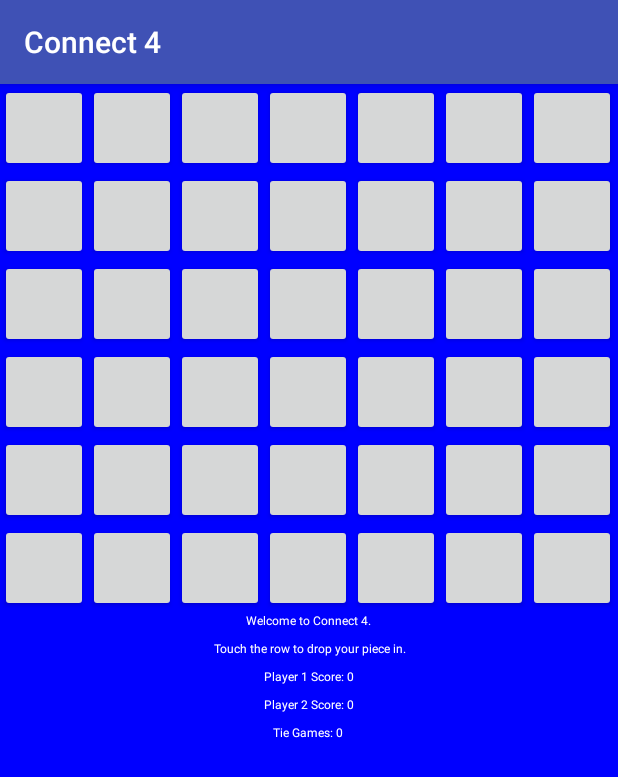
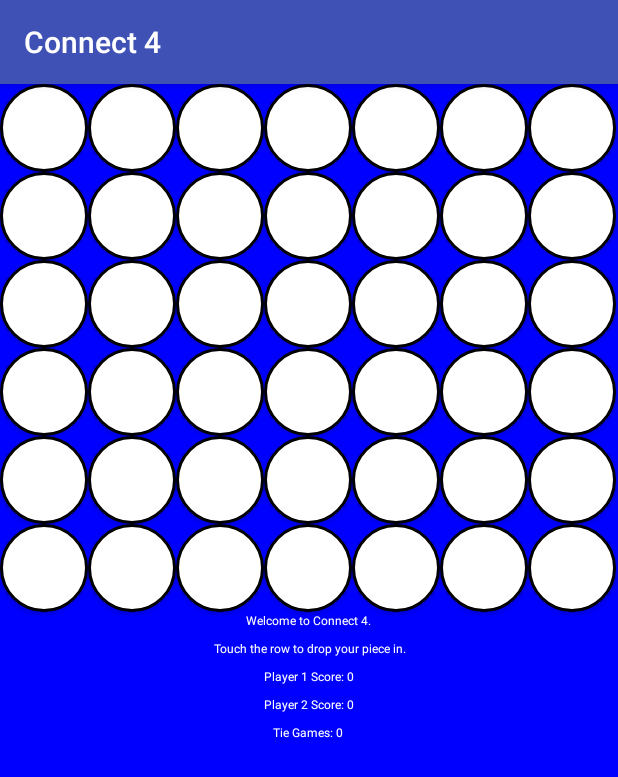
Before and after one commit to muzakkirbhatt/EM2Arcade, an Android app: the ConnectActivity screen opened directly, with no data from a screen before it, on a phone screen of 412 x 824 dp. Shown: the top 777 px of the screen. Run offline under Robolectric (Android 15) with nearby library versions, the phone set to English and light mode, and no system bars; Roboto replaces fonts that are not available here.

Commit message:
Score updates and dialog boxes fixed

```diff
--- a/app/src/main/java/com/example/mbhatt1/em2arcade/ConnectActivity.java
+++ b/app/src/main/java/com/example/mbhatt1/em2arcade/ConnectActivity.java
@@ -1,6 +1,7 @@
 package com.example.mbhatt1.em2arcade;
 
 import android.content.DialogInterface;
+import android.content.SharedPreferences;
 import android.graphics.Color;
 import android.graphics.Point;
 import android.os.Build;
@@ -15,12 +16,18 @@ public class ConnectActivity extends AppCompatActivity {
     private ConnectFour game;
     private GridLayoutClass cfView;
     private ConnectActivity self;
+    private User player;
+    private DatabaseManager db;
 
     @RequiresApi(api = Build.VERSION_CODES.JELLY_BEAN)
     @Override
     protected void onCreate(Bundle savedInstanceState) {
         super.onCreate(savedInstanceState);
         self = this;
+        db = new DatabaseManager(this);
+        SharedPreferences sp = this.getSharedPreferences("userInfo", MODE_PRIVATE);
+        String username = sp.getString("userName", null);
+        player = db.selectByUsername(username);
         game = new ConnectFour();
         Point size = new Point();
         getWindowManager().getDefaultDisplay().getSize(size);
@@ -38,6 +45,8 @@ public class ConnectActivity extends AppCompatActivity {
         PlayDialog playAgain = new PlayDialog();
         alert.setPositiveButton("YES", playAgain);
         alert.setNegativeButton("NO", playAgain);
+        alert.setCancelable(false);
+        setFinishOnTouchOutside(false);
         alert.show();
     }
 
@@ -69,6 +78,11 @@ public class ConnectActivity extends AppCompatActivity {
 
     private class PlayDialog implements DialogInterface.OnClickListener {
         public void onClick(DialogInterface dialog, int id) {
+            if(game.whoWon() == 1){
+                int wins = Integer.valueOf(player.getConnectHS()) + 1;
+                player.setConnectHS(String.valueOf(wins));
+                db.updateHS(player, "connectFour");
+            }
             if (id == -1) /* YES button */ {
                 game.resetGame();
                 cfView.enableButtons(true);
--- a/app/src/main/java/com/example/mbhatt1/em2arcade/GridLayoutClass.java
+++ b/app/src/main/java/com/example/mbhatt1/em2arcade/GridLayoutClass.java
@@ -8,9 +8,11 @@ package com.example.mbhatt1.em2arcade;
 import android.content.Context;
 import android.graphics.Color;
 import android.graphics.PorterDuff;
+import android.graphics.drawable.GradientDrawable;
 import android.os.Build;
 import android.support.annotation.RequiresApi;
 import android.view.Gravity;
+import android.view.View;
 import android.widget.Button;
 import android.widget.GridLayout;
 import android.widget.TextView;
@@ -39,6 +41,13 @@ public class GridLayoutClass extends GridLayout {
                 buttons[row][col] = new Button(context);
                 buttons[row][col].setTextSize((int) (width * .2));
                 buttons[row][col].setOnClickListener(listener);
+                GradientDrawable shape = new GradientDrawable();
+                shape.setShape(GradientDrawable.OVAL);
+                shape.setCornerRadii(new float[] {8, 8, 8, 8,0,0,0,0});
+                shape.setColor(Color.WHITE);
+                shape.setStroke(3, Color.BLACK);
+
+                buttons[row][col].setBackground(shape);
                 addView(buttons[row][col], width, width);
 
             }
@@ -86,12 +95,10 @@ public class GridLayoutClass extends GridLayout {
         }
 
         buttons[row][column].setText(text);
-
+        buttons[row][column].setTextColor(View.INVISIBLE);
         if (text.contains("X")) {
-            buttons[row][column].setTextColor(Color.RED);
             buttons[row][column].getBackground().setColorFilter(Color.RED, PorterDuff.Mode.SRC_ATOP);
         } else if (text.contains("O")) {
-            buttons[row][column].setTextColor(Color.YELLOW);
             buttons[row][column].getBackground().setColorFilter(Color.YELLOW, PorterDuff.Mode.SRC_ATOP);
         }
     }
--- a/app/src/main/java/com/example/mbhatt1/em2arcade/LoginActivity.java
+++ b/app/src/main/java/com/example/mbhatt1/em2arcade/LoginActivity.java
@@ -113,6 +113,7 @@ public class LoginActivity extends AppCompatActivity {
                 editor.putString("userName", user.getUsername());
                 editor.commit();
                 Intent gameStart = new Intent(this, GameSelectActivity.class);
+                this.finish();
                 startActivity(gameStart);
             }
         }
```
Also changed, not shown: app/src/main/java/com/example/mbhatt1/em2arcade/LeaderBoardActivity.java (+7 -1 lines), app/src/main/java/com/example/mbhatt1/em2arcade/MemoryActivity.java (+10 -0 lines).
